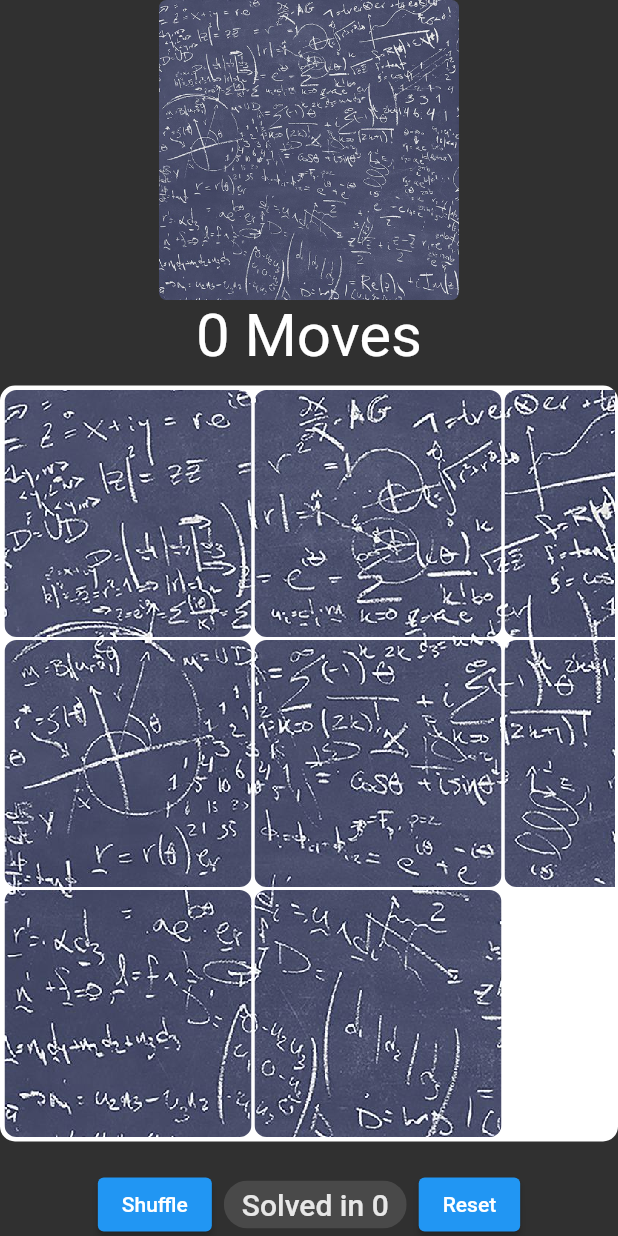
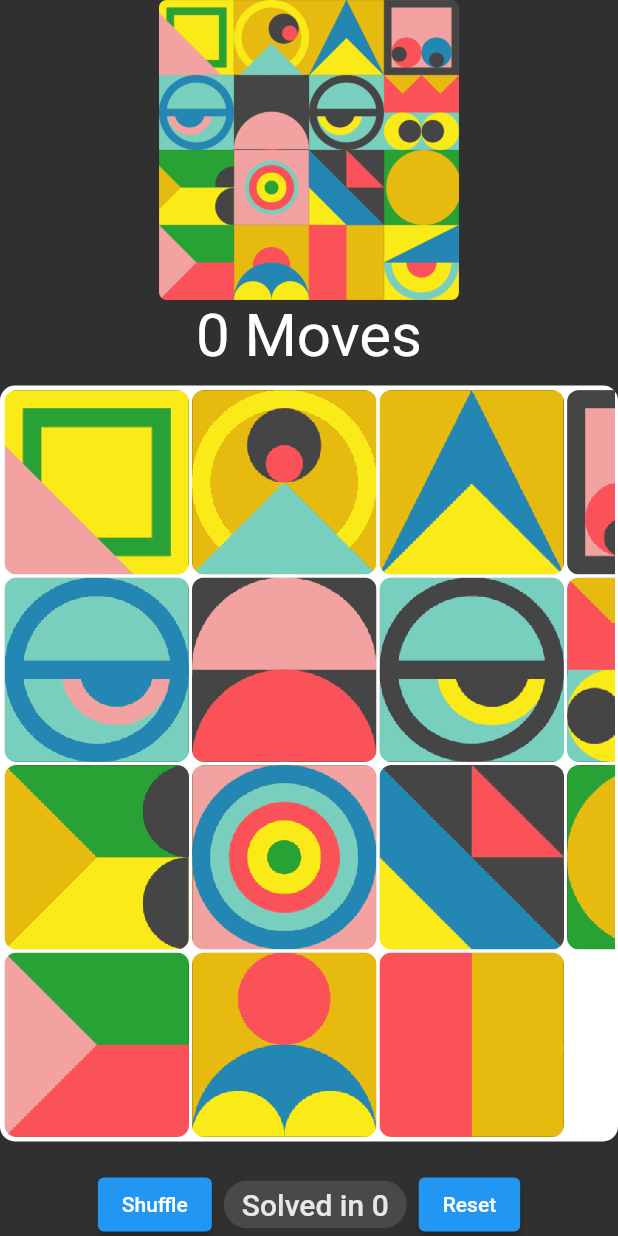
Before and after one commit to AyushChothe/fluent_demo, a Flutter app: the screen it shows after launch, after a tap on "Shuffle", on a phone screen of 412 x 824 dp. Run offline on Flutter 3.47's test engine with Material 2 defaults, Android fonts, the light colour scheme and no system bars.

Commit message:
gif support added and offset fix

```diff
--- a/lib/main.dart
+++ b/lib/main.dart
@@ -31,8 +31,10 @@ class _HomePageState extends State<HomePage> {
   Widget build(BuildContext context) {
     return const PuzzleScreen(
       puzzleSize: Size(500, 500),
-      size: 3,
-      imageProvider: AssetImage("assets/5.jpg"),
+      size: 4,
+      imageProvider: AssetImage("assets/7.gif"),
+      // imageProvider: NetworkImage(
+      //     "https://pro2-bar-s3-cdn-cf1.myportfolio.com/eea16061-59a8-442a-9b65-0c684f52f904/2b4d7379-b5a1-4aa1-a8fc-768150f862a3_car_1x1.gif?h=8d4018e753547e55e5b67b73ef443099"),
     );
 
     // imageProvider: NetworkImage(
--- a/lib/partImage.dart
+++ b/lib/partImage.dart
@@ -15,31 +15,39 @@ class PartImagePainter extends StatefulWidget {
 }
 
 class _PartImagePainterState extends State<PartImagePainter> {
-  ui.Image? _image;
+  // ui.Image? _image;
 
-  Future<ui.Image> getImage(ImageProvider _provider) async {
-    Completer<ImageInfo> completer = Completer();
-    // var img = NetworkImage(path);
-    var img = _provider;
-    img
-        .resolve(const ImageConfiguration())
-        .addListener(ImageStreamListener((ImageInfo info, bool _) {
-      completer.complete(info);
-    }));
-    ImageInfo imageInfo = await completer.future;
-    return imageInfo.image;
-  }
+  // Future<ui.Image> getImage(ImageProvider _provider) async {
+  //   Completer<ImageInfo> completer = Completer();
+  //   // var img = NetworkImage(path);
+  //   var img = _provider;
+  //   img
+  //       .resolve(const ImageConfiguration())
+  //       .addListener(ImageStreamListener((ImageInfo info, bool _) {
+  //     completer.complete(info);
+  //   }));
+  //   ImageInfo imageInfo = await completer.future;
+  //   return imageInfo.image;
+  // }
+
+  StreamController<ui.Image> gifCtrl = StreamController();
+  // var img = NetworkImage(path);
 
   @override
   void initState() {
     super.initState();
-    getImage(widget.imageProvider).then(
-      (_img) => setState(
-        () {
-          _image = _img;
-        },
-      ),
-    );
+    widget.imageProvider
+        .resolve(const ImageConfiguration())
+        .addListener(ImageStreamListener((ImageInfo info, bool _) {
+      gifCtrl.sink.add(info.image);
+    }));
+    // getImage(widget.imageProvider).then(
+    //   (_img) => setState(
+    //     () {
+    //       _image = _img;
+    //     },
+    //   ),
+    // );
   }
 
   @override
@@ -55,9 +63,22 @@ class _PartImagePainterState extends State<PartImagePainter> {
     //         return const Center(child: CircularProgressIndicator());
     //       }
     //     });
-    return _image != null
-        ? paintImage(_image)
-        : const Center(child: CircularProgressIndicator());
+
+    print("Gif");
+    return StreamBuilder(
+        stream: gifCtrl.stream,
+        builder: (context, snapshot) {
+          if (snapshot.hasData) {
+            // If the Future is complete, display the preview.
+            return paintImage(snapshot.data);
+          } else {
+            // Otherwise, display a loading indicator.
+            return const Center(child: CircularProgressIndicator());
+          }
+        });
+    // return _image != null
+    //     ? paintImage(_image)
+    //     : const Center(child: CircularProgressIndicator());
   }
 
   paintImage(image) {
--- a/lib/puzzle.dart
+++ b/lib/puzzle.dart
@@ -59,39 +59,19 @@ class TileWidget extends StatelessWidget {
   Widget build(BuildContext context) {
     return AnimatedPositioned.fromRect(
       rect: Rect.fromLTRB(
+        tileData.offset.dx,
         tileData.offset.dy,
-        tileData.offset.dx,
+        tileData.offset.dx + tileData.size.height,
         tileData.offset.dy + tileData.size.width,
-        tileData.offset.dx + tileData.size.height,
       ),
       duration: const Duration(milliseconds: 500),
+      curve: Curves.fastOutSlowIn,
       child: tileData.isBlank
           ? const SizedBox.expand()
           : GestureDetector(
               onTap: onTap,
               child: Stack(
                 children: [
-                  AnimatedContainer(
-                    duration: const Duration(milliseconds: 500),
-                    margin: const EdgeInsets.all(2.0),
-                    height: double.infinity,
-                    width: double.infinity,
-                    decoration: BoxDecoration(
-                      color: tileData.initOffset == tileData.offset
-                          ? Colors.blue[700]
-                          : Colors.lightBlue,
-                      borderRadius: BorderRadius.circular(8),
-                    ),
-                    child: Center(
-                      child: FittedBox(
-                        fit: BoxFit.contain,
-                        child: Text(
-                          tileData.body,
-                          style: const TextStyle(fontSize: 50),
-                        ),
-                      ),
-                    ),
-                  ),
                   if (imageProvider != null)
                     Positioned.fill(
                       child: AnimatedContainer(
@@ -105,7 +85,7 @@ class TileWidget extends StatelessWidget {
                           child: ImageFiltered(
                             imageFilter: tileData.initOffset == tileData.offset
                                 ? ImageFilter.blur()
-                                : ImageFilter.blur(sigmaX: 2, sigmaY: 2),
+                                : ImageFilter.blur(sigmaX: 1, sigmaY: 1),
                             child: PartImagePainter(
                               imageProvider: imageProvider!,
                               rect: tileData.imageRect,
@@ -114,6 +94,34 @@ class TileWidget extends StatelessWidget {
                         ),
                       ),
                     ),
+                  AnimatedContainer(
+                    duration: const Duration(milliseconds: 500),
+                    margin: const EdgeInsets.all(2.0),
+                    height: double.infinity,
+                    width: double.infinity,
+                    decoration: imageProvider != null
+                        ? null
+                        : BoxDecoration(
+                            color: tileData.initOffset == tileData.offset
+                                ? Colors.blue[700]
+                                : Colors.lightBlue,
+                            borderRadius: BorderRadius.circular(8),
+                          ),
+                    child: Center(
+                      child: FittedBox(
+                        fit: BoxFit.contain,
+                        child: Text(
+                          tileData.body,
+                          style: TextStyle(
+                              fontSize: 50,
+                              color: Colors.white.withOpacity(
+                                  tileData.initOffset == tileData.offset
+                                      ? 0.0
+                                      : 0.5)),
+                        ),
+                      ),
+                    ),
+                  ),
                 ],
               ),
             ),
@@ -154,11 +162,7 @@ class _PuzzleScreenState extends State<PuzzleScreen> {
 
   bool checkSolved() {
     for (int i = 0; i < tiles.length; i++) {
-      if (tiles[i].offset !=
-          Offset(
-            i ~/ widget.size * tileSize.width,
-            (i % widget.size) * tileSize.height,
-          )) return false;
+      if (tiles[i].offset != tiles[i].initOffset) return false;
     }
     return true;
   }
@@ -169,11 +173,10 @@ class _PuzzleScreenState extends State<PuzzleScreen> {
     tiles = List.generate(
       widget.size * widget.size,
       (i) {
-        // print((i % widget.size).toInt() / widget.size);
-        final row = i ~/ widget.size,
-            col = (i % widget.size),
-            _dx = row * tileSize.width,
-            _dy = col * tileSize.height,
+        final col = i ~/ widget.size,
+            row = (i % widget.size),
+            _dx = col * tileSize.width,
+            _dy = row * tileSize.height,
             imgL = col / widget.size,
             imgT = row / widget.size;
 
@@ -195,7 +198,17 @@ class _PuzzleScreenState extends State<PuzzleScreen> {
     );
   }
 
-  void shuffle() {
+  void shuffle() async {
+    // setState(() {
+    //   for (TileData t in tiles) {
+    //     t.offset = Offset(10, (widget.puzzleSize.height - tileSize.height) / 2);
+    //   }
+    // });
+
+    // await Future.delayed(const Duration(seconds: 1));
+
+    // reset();
+
     setState(() {
       for (int i = 0; i < tiles.length * 10; i++) {
         TileData t1 = tiles[math.Random().nextInt(tiles.length)],
@@ -203,8 +216,8 @@ class _PuzzleScreenState extends State<PuzzleScreen> {
         move(t1);
         move(t2);
       }
-      moves = 0;
     });
+    moves = 0;
   }
 
   void move(TileData tile) {
```
Also changed, not shown: assets/7.gif (added).
